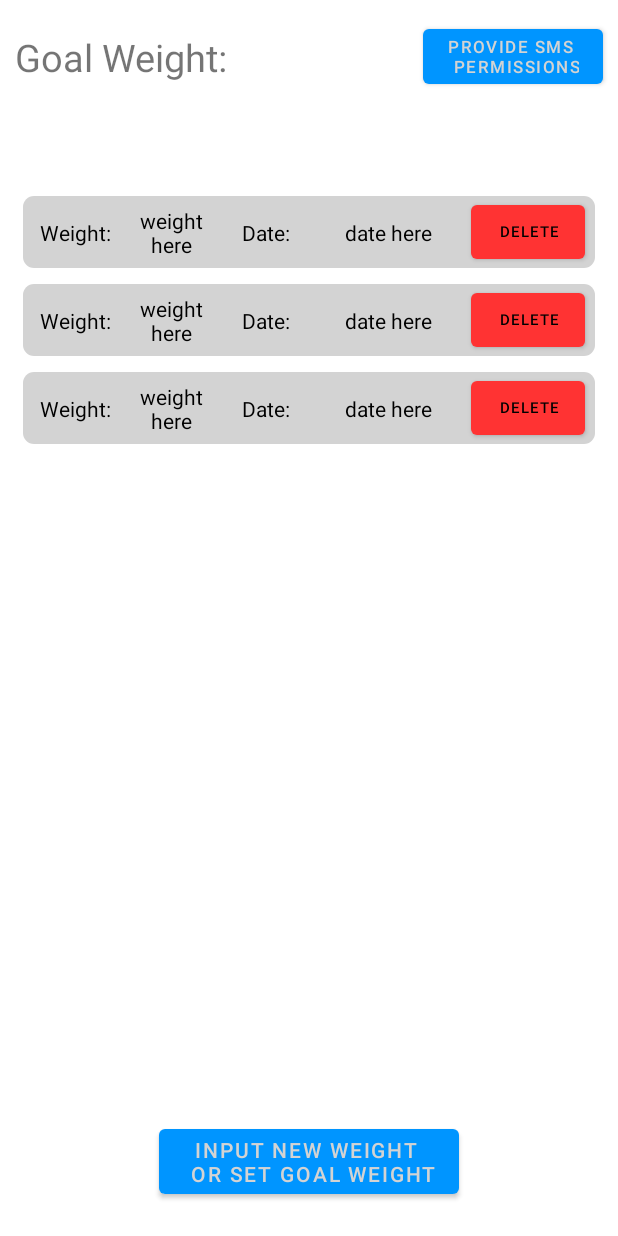
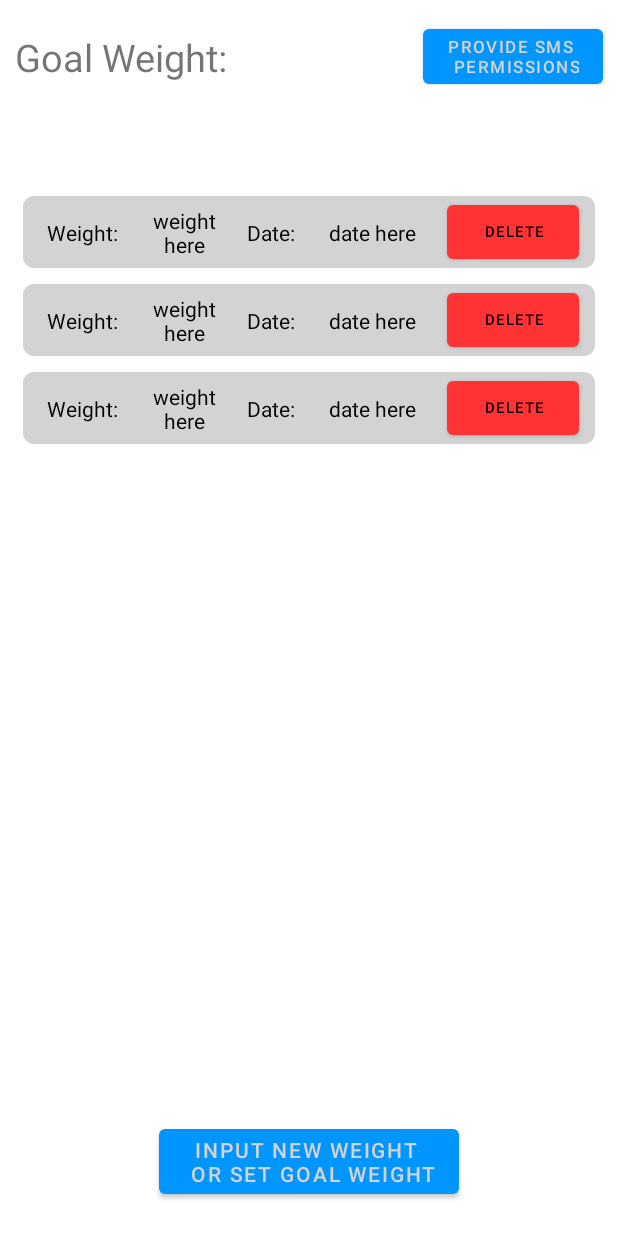
Before and after one commit to Igthife/Igthife.github.io, an Android app: the layout activity_main.xml on its own in the app's theme, with its tools: preview values and no code run, on a phone screen of 412 x 824 dp. Run offline under Robolectric (Android 15) with nearby library versions, the phone set to English and light mode, and no system bars.

```diff
--- a/CS360ArtifactSamuelHemond/app/src/main/res/layout/recycle_item.xml
+++ b/CS360ArtifactSamuelHemond/app/src/main/res/layout/recycle_item.xml
@@ -46,7 +46,7 @@
         app:layout_constraintStart_toEndOf="@+id/weightValue"
         app:layout_constraintTop_toTopOf="parent"
         app:layout_constraintBottom_toBottomOf="parent"
-        app:layout_constraintWidth_percent="0.15"
+        app:layout_constraintWidth_percent="0.10"
         style="@style/scrollMenu"/>
 
 
@@ -60,7 +60,7 @@
         app:layout_constraintStart_toEndOf="@+id/dateText"
         app:layout_constraintTop_toTopOf="parent"
         app:layout_constraintBottom_toBottomOf="parent"
-        app:layout_constraintWidth_percent="0.25"
+        app:layout_constraintWidth_percent="0.20"
         style="@style/scrollMenu"/>
 
     <Button
@@ -73,7 +73,7 @@
         app:layout_constraintStart_toEndOf="@+id/dateValue"
         app:layout_constraintTop_toTopOf="parent"
         app:layout_constraintBottom_toBottomOf="parent"
-        app:layout_constraintWidth_percent="0.2"
+        app:layout_constraintWidth_percent="0.23"
         style="@style/buttonDelete"/>
 
 
```
